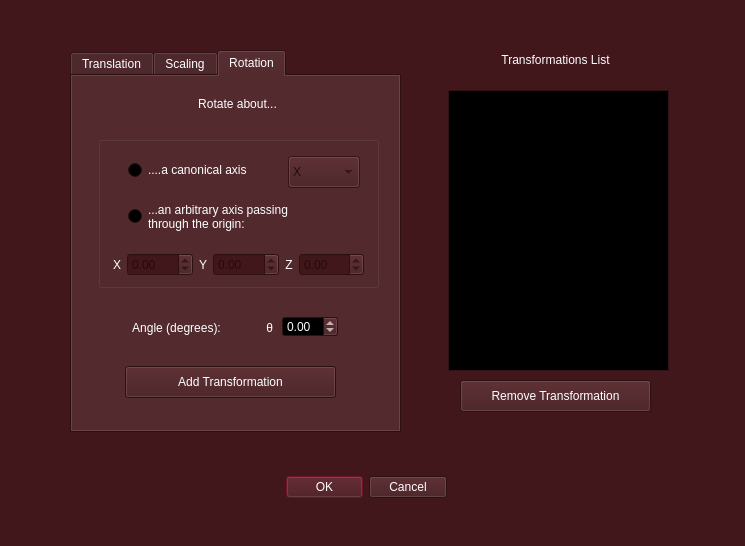
Old version of the form SGI/view/screens/transformations.ui in the repository JVSutter/Sistema-Grafico-Interativo.
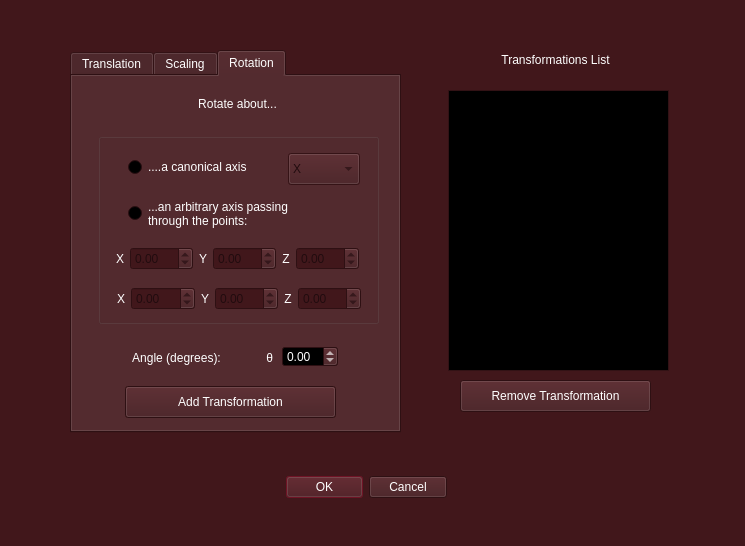
New version of the form. The open tabs and pages were chosen to show the change.

Commit message: interface de rotação num eixo arbitrario

The edit to the form file:
```diff
--- a/SGI/view/screens/transformations.ui
+++ b/SGI/view/screens/transformations.ui
@@ -917,9 +917,9 @@
      <property name="geometry">
       <rect>
        <x>26</x>
-       <y>60</y>
+       <y>57</y>
        <width>281</width>
-       <height>152</height>
+       <height>191</height>
       </rect>
      </property>
      <property name="title">
@@ -936,7 +936,7 @@
       </property>
       <property name="text">
        <string>...an arbitrary axis passing 
-through the origin:</string>
+through the points:</string>
       </property>
       <property name="checked">
        <bool>false</bool>
@@ -986,9 +986,9 @@
      <widget class="QWidget" name="layoutWidget">
       <property name="geometry">
        <rect>
-        <x>15</x>
-        <y>110</y>
-        <width>251</width>
+        <x>18</x>
+        <y>107</y>
+        <width>243</width>
         <height>37</height>
        </rect>
       </property>
@@ -1076,6 +1076,99 @@
        </item>
       </layout>
      </widget>
+     <widget class="QWidget" name="layoutWidget_3">
+      <property name="geometry">
+       <rect>
+        <x>19</x>
+        <y>147</y>
+        <width>244</width>
+        <height>37</height>
+       </rect>
+      </property>
+      <layout class="QHBoxLayout" name="horizontalLayout_13">
+       <item>
+        <layout class="QHBoxLayout" name="horizontalLayout_14">
+         <item>
+          <widget class="QLabel" name="label_14">
+           <property name="text">
+            <string>X</string>
+           </property>
+           <property name="alignment">
+            <set>Qt::AlignmentFlag::AlignCenter</set>
+           </property>
+          </widget>
+         </item>
+         <item>
+          <widget class="QDoubleSpinBox" name="rotationXInput2">
+           <property name="enabled">
+            <bool>false</bool>
+           </property>
+           <property name="minimum">
+            <double>-1000.000000000000000</double>
+           </property>
+           <property name="maximum">
+            <double>1000.000000000000000</double>
+           </property>
+          </widget>
+         </item>
+        </layout>
+       </item>
+       <item>
+        <layout class="QHBoxLayout" name="horizontalLayout_15">
+         <item>
+          <widget class="QLabel" name="label_15">
+           <property name="text">
+            <string>Y</string>
+           </property>
+           <property name="alignment">
+            <set>Qt::AlignmentFlag::AlignCenter</set>
+           </property>
+          </widget>
+         </item>
+         <item>
+          <widget class="QDoubleSpinBox" name="rotationYInput2">
+           <property name="enabled">
+            <bool>false</bool>
+           </property>
+           <property name="minimum">
+            <double>-1000.000000000000000</double>
+           </property>
+           <property name="maximum">
+            <double>1000.000000000000000</double>
+           </property>
+          </widget>
+         </item>
+        </layout>
+       </item>
+       <item>
+        <layout class="QHBoxLayout" name="horizontalLayout_16">
+         <item>
+          <widget class="QLabel" name="label_16">
+           <property name="text">
+            <string>Z</string>
+           </property>
+           <property name="alignment">
+            <set>Qt::AlignmentFlag::AlignCenter</set>
+           </property>
+          </widget>
+         </item>
+         <item>
+          <widget class="QDoubleSpinBox" name="rotationZInput2">
+           <property name="enabled">
+            <bool>false</bool>
+           </property>
+           <property name="minimum">
+            <double>-1000.000000000000000</double>
+           </property>
+           <property name="maximum">
+            <double>1000.000000000000000</double>
+           </property>
+          </widget>
+         </item>
+        </layout>
+       </item>
+      </layout>
+     </widget>
     </widget>
     <widget class="QLabel" name="title_3">
      <property name="geometry">
@@ -1097,7 +1190,7 @@
      <property name="geometry">
       <rect>
        <x>53</x>
-       <y>290</y>
+       <y>310</y>
        <width>211</width>
        <height>32</height>
       </rect>
@@ -1113,7 +1206,7 @@
      <property name="geometry">
       <rect>
        <x>210</x>
-       <y>240</y>
+       <y>270</y>
        <width>56</width>
        <height>21</height>
       </rect>
@@ -1129,7 +1222,7 @@
      <property name="geometry">
       <rect>
        <x>60</x>
-       <y>240</y>
+       <y>270</y>
        <width>141</width>
        <height>24</height>
       </rect>
```
Left out of the diff: 2 changed lines with no effect on the pictures. The commit also changes 3 other files.
